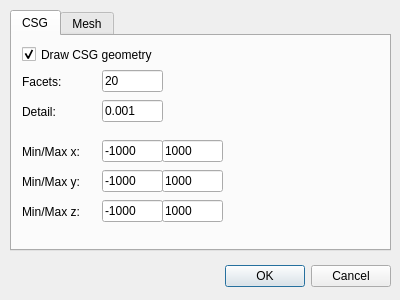
This is setupmeshdialog.ui in SeregaGomen/qng as Qt 5 draws it before an edit. The edited form follows.
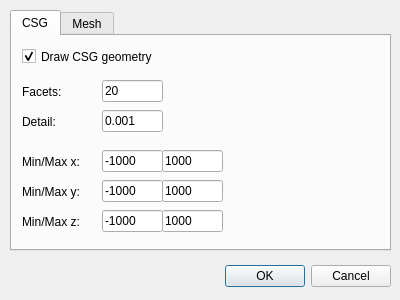
This is the edited form.

What changed in the file:
```diff
--- a/setupmeshdialog.ui
+++ b/setupmeshdialog.ui
@@ -51,7 +51,7 @@
        <x>10</x>
        <y>10</y>
        <width>151</width>
-       <height>17</height>
+       <height>21</height>
       </rect>
      </property>
      <property name="text">
@@ -65,7 +65,7 @@
      <property name="geometry">
       <rect>
        <x>10</x>
-       <y>30</y>
+       <y>40</y>
        <width>81</width>
        <height>31</height>
       </rect>
@@ -84,7 +84,7 @@
      <property name="geometry">
       <rect>
        <x>90</x>
-       <y>30</y>
+       <y>40</y>
        <width>61</width>
        <height>31</height>
       </rect>
@@ -103,7 +103,7 @@
      <property name="geometry">
       <rect>
        <x>90</x>
-       <y>60</y>
+       <y>70</y>
        <width>61</width>
        <height>31</height>
       </rect>
@@ -122,7 +122,7 @@
      <property name="geometry">
       <rect>
        <x>10</x>
-       <y>60</y>
+       <y>70</y>
        <width>81</width>
        <height>31</height>
       </rect>
@@ -141,7 +141,7 @@
      <property name="geometry">
       <rect>
        <x>90</x>
-       <y>100</y>
+       <y>110</y>
        <width>61</width>
        <height>31</height>
       </rect>
@@ -160,7 +160,7 @@
      <property name="geometry">
       <rect>
        <x>10</x>
-       <y>100</y>
+       <y>110</y>
        <width>81</width>
        <height>31</height>
       </rect>
@@ -179,7 +179,7 @@
      <property name="geometry">
       <rect>
        <x>150</x>
-       <y>100</y>
+       <y>110</y>
        <width>61</width>
        <height>31</height>
       </rect>
@@ -198,7 +198,7 @@
      <property name="geometry">
       <rect>
        <x>90</x>
-       <y>130</y>
+       <y>140</y>
        <width>61</width>
        <height>31</height>
       </rect>
@@ -217,7 +217,7 @@
      <property name="geometry">
       <rect>
        <x>150</x>
-       <y>130</y>
+       <y>140</y>
        <width>61</width>
        <height>31</height>
       </rect>
@@ -236,7 +236,7 @@
      <property name="geometry">
       <rect>
        <x>10</x>
-       <y>130</y>
+       <y>140</y>
        <width>81</width>
        <height>31</height>
       </rect>
@@ -255,7 +255,7 @@
      <property name="geometry">
       <rect>
        <x>90</x>
-       <y>160</y>
+       <y>170</y>
        <width>61</width>
        <height>31</height>
       </rect>
@@ -274,7 +274,7 @@
      <property name="geometry">
       <rect>
        <x>150</x>
-       <y>160</y>
+       <y>170</y>
        <width>61</width>
        <height>31</height>
       </rect>
@@ -293,7 +293,7 @@
      <property name="geometry">
       <rect>
        <x>10</x>
-       <y>160</y>
+       <y>170</y>
        <width>81</width>
        <height>31</height>
       </rect>
```
Left out of the diff: 14 changed lines with no effect on the pictures.
